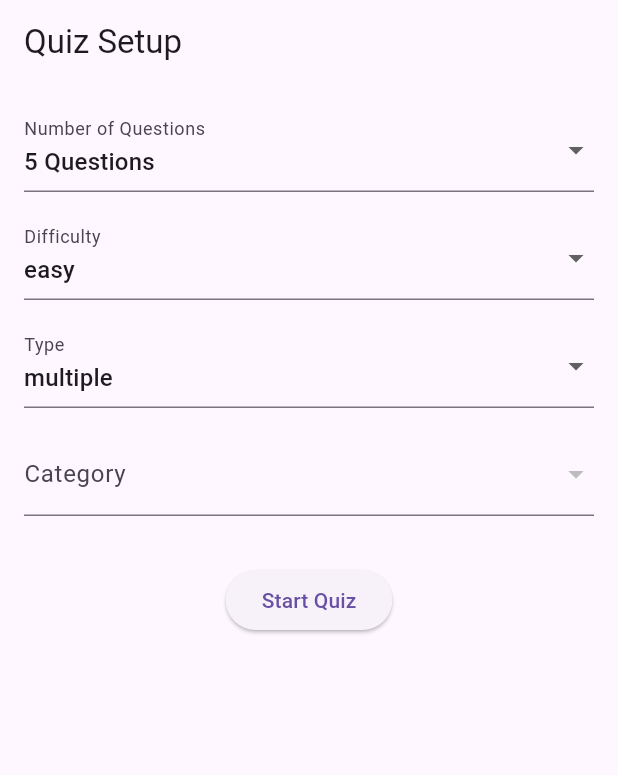
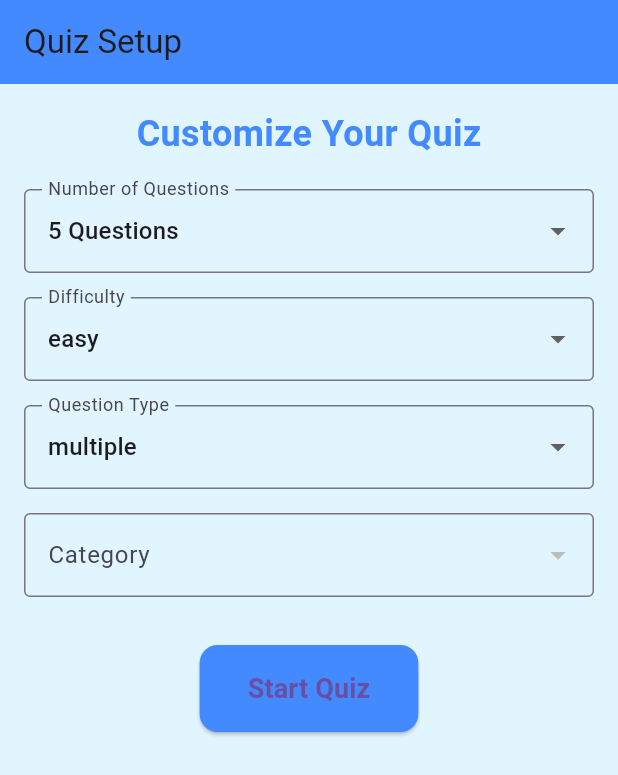
Before and after one commit to husainarib/Quiz-App, a Flutter app: the screen it shows after launch, on a phone screen of 412 x 824 dp. Shown: the top 775 px of the screen. Run offline on Flutter 3.47's test engine with Material 3 defaults, Android fonts, the phone set to English and light mode, and no system bars; network calls fail.

Commit message:
add styling and quiz main and setup screens

```diff
--- a/lib/screens/quiz_setup_screen.dart
+++ b/lib/screens/quiz_setup_screen.dart
@@ -41,7 +41,6 @@ class _QuizSetupScreenState extends State<QuizSetupScreen> {
     }
   }
 
-  // DEBUG fetched categories
   void _showValidationError(String message) {
     showDialog(
       context: context,
@@ -61,13 +60,30 @@ class _QuizSetupScreenState extends State<QuizSetupScreen> {
   @override
   Widget build(BuildContext context) {
     return Scaffold(
-      appBar: AppBar(title: const Text('Quiz Setup')),
-      body: Padding(
+      appBar: AppBar(
+        title: const Text('Quiz Setup'),
+        backgroundColor: Colors.blueAccent,
+      ),
+      body: Container(
+        color: Colors.lightBlue[50],
         padding: const EdgeInsets.all(16),
         child: Column(
           crossAxisAlignment: CrossAxisAlignment.start,
           children: [
-            // QUESTIONS
+            // Title
+            const Center(
+              child: Text(
+                'Customize Your Quiz',
+                style: TextStyle(
+                  fontSize: 24,
+                  fontWeight: FontWeight.bold,
+                  color: Colors.blueAccent,
+                ),
+              ),
+            ),
+            const SizedBox(height: 20),
+
+            // Number of Questions
             DropdownButtonFormField<int>(
               value: _selectedNumQuestions,
               onChanged: (value) =>
@@ -76,11 +92,14 @@ class _QuizSetupScreenState extends State<QuizSetupScreen> {
                   .map((num) => DropdownMenuItem(
                       value: num, child: Text('$num Questions')))
                   .toList(),
-              decoration:
-                  const InputDecoration(labelText: 'Number of Questions'),
+              decoration: const InputDecoration(
+                labelText: 'Number of Questions',
+                border: OutlineInputBorder(),
+              ),
             ),
             const SizedBox(height: 16),
-            // DIFFICULTY
+
+            // Difficulty
             DropdownButtonFormField<String>(
               value: _selectedDifficulty,
               onChanged: (value) =>
@@ -89,10 +108,14 @@ class _QuizSetupScreenState extends State<QuizSetupScreen> {
                   .map((difficulty) => DropdownMenuItem(
                       value: difficulty, child: Text(difficulty)))
                   .toList(),
-              decoration: const InputDecoration(labelText: 'Difficulty'),
+              decoration: const InputDecoration(
+                labelText: 'Difficulty',
+                border: OutlineInputBorder(),
+              ),
             ),
             const SizedBox(height: 16),
-            // TYPE OF QUESTION
+
+            // Type of Question
             DropdownButtonFormField<String>(
               value: _selectedType,
               onChanged: (value) => setState(() => _selectedType = value!),
@@ -100,10 +123,14 @@ class _QuizSetupScreenState extends State<QuizSetupScreen> {
                   .map((type) =>
                       DropdownMenuItem(value: type, child: Text(type)))
                   .toList(),
-              decoration: const InputDecoration(labelText: 'Type'),
+              decoration: const InputDecoration(
+                labelText: 'Question Type',
+                border: OutlineInputBorder(),
+              ),
             ),
             const SizedBox(height: 16),
-            // CATEGORY
+
+            // Category
             DropdownButtonFormField<Category>(
               value: _selectedCategory,
               onChanged: (value) {
@@ -117,17 +144,20 @@ class _QuizSetupScreenState extends State<QuizSetupScreen> {
                         child: Text(category.name),
                       ))
                   .toList(),
-              decoration: const InputDecoration(labelText: 'Category'),
+              decoration: const InputDecoration(
+                labelText: 'Category',
+                border: OutlineInputBorder(),
+              ),
             ),
             const SizedBox(height: 32),
-            // If category is not selected
+
+            // Start Quiz Button
             Center(
               child: ElevatedButton(
                 onPressed: () {
                   if (_selectedCategory == null) {
                     _showValidationError('Please select a category.');
                   } else if (_selectedCategory!.id == 0) {
-                    // Example: Invalid ID
                     _showValidationError('Invalid category selected.');
                   } else {
                     Navigator.push(
@@ -145,7 +175,18 @@ class _QuizSetupScreenState extends State<QuizSetupScreen> {
                     );
                   }
                 },
-                child: const Text('Start Quiz'),
+                style: ElevatedButton.styleFrom(
+                  backgroundColor: Colors.blueAccent,
+                  padding:
+                      const EdgeInsets.symmetric(horizontal: 32, vertical: 16),
+                  shape: RoundedRectangleBorder(
+                    borderRadius: BorderRadius.circular(12),
+                  ),
+                ),
+                child: const Text(
+                  'Start Quiz',
+                  style: TextStyle(fontSize: 18, fontWeight: FontWeight.bold),
+                ),
               ),
             ),
           ],
```
Also changed, not shown: lib/screens/quiz_screen.dart (added, +212 -0 lines), lib/screens/summary_screen.dart (added, +76 -0 lines).
